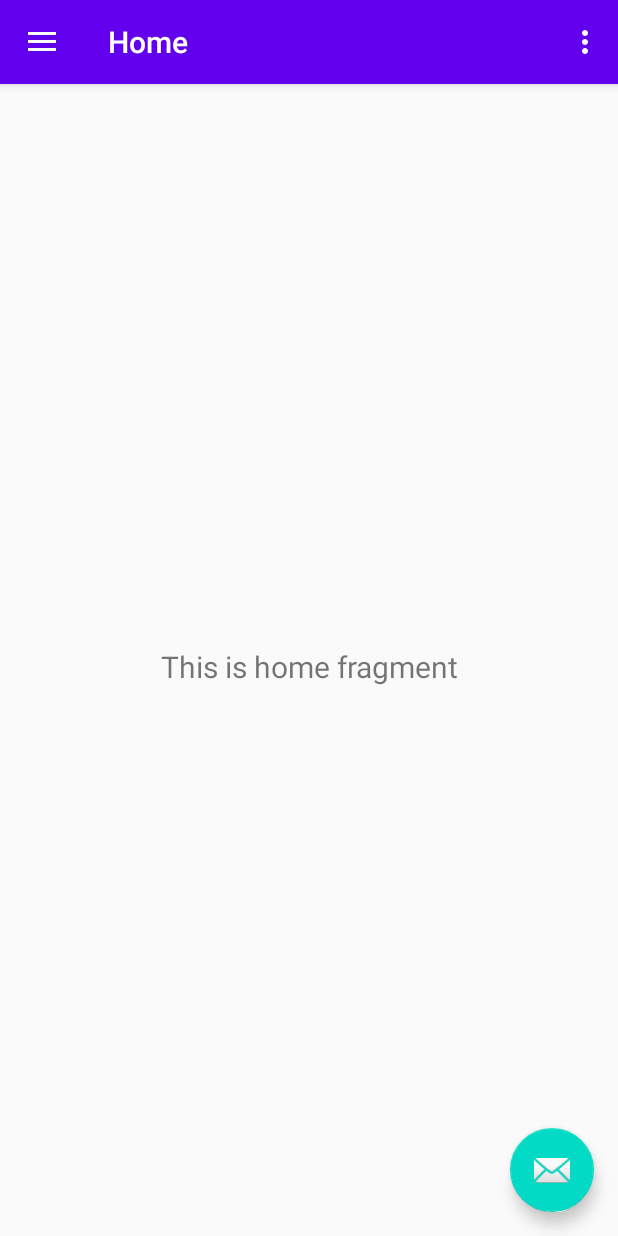
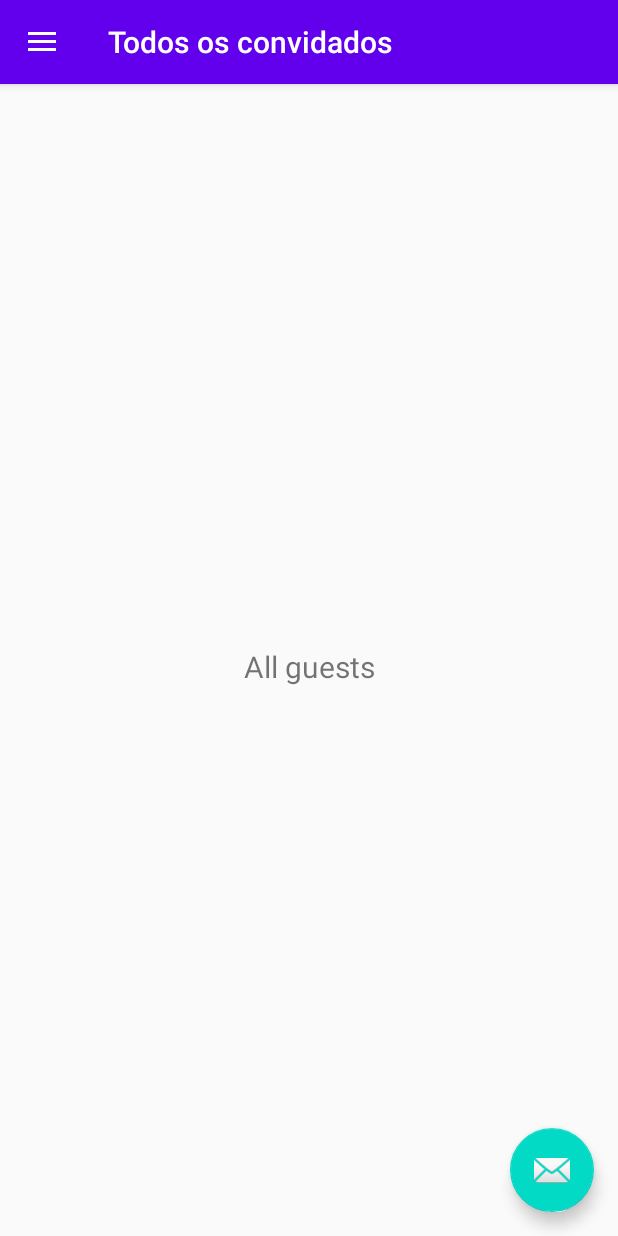
Before and after one commit to 4llex/Android_APP03, an Android app: the screen it shows after launch (MainActivity), on a phone screen of 412 x 824 dp. Run offline under Robolectric (Android 15) with nearby library versions, the phone set to English and light mode, and no system bars; our stand-ins replace navigation-ui.

Commit message:
alterações iniciais

```diff
--- a/app/src/main/AndroidManifest.xml
+++ b/app/src/main/AndroidManifest.xml
@@ -9,6 +9,7 @@
         android:roundIcon="@mipmap/ic_launcher_round"
         android:supportsRtl="true"
         android:theme="@style/AppTheme">
+        <activity android:name=".GuestFormActivity"></activity>
         <activity
             android:name=".MainActivity"
             android:label="@string/app_name"
--- a/app/src/main/java/com/alex/app03_convidados/MainActivity.java
+++ b/app/src/main/java/com/alex/app03_convidados/MainActivity.java
@@ -1,5 +1,6 @@
 package com.alex.app03_convidados;
 
+import android.content.Intent;
 import android.os.Bundle;
 import android.view.View;
 import android.view.Menu;
@@ -24,14 +25,16 @@ public class MainActivity extends AppCompatActivity {
     protected void onCreate(Bundle savedInstanceState) {
         super.onCreate(savedInstanceState);
         setContentView(R.layout.activity_main);
+
         Toolbar toolbar = findViewById(R.id.toolbar);
         setSupportActionBar(toolbar);
+
         FloatingActionButton fab = findViewById(R.id.fab);
+
         fab.setOnClickListener(new View.OnClickListener() {
             @Override
             public void onClick(View view) {
-                Snackbar.make(view, "Replace with your own action", Snackbar.LENGTH_LONG)
-                        .setAction("Action", null).show();
+                startActivity(new Intent(getApplicationContext(), GuestFormActivity.class));
             }
         });
         DrawerLayout drawer = findViewById(R.id.drawer_layout);
@@ -39,19 +42,12 @@ public class MainActivity extends AppCompatActivity {
         // Passing each menu ID as a set of Ids because each
         // menu should be considered as top level destinations.
         mAppBarConfiguration = new AppBarConfiguration.Builder(
-                R.id.nav_home, R.id.nav_gallery, R.id.nav_slideshow)
+                R.id.nav_all_guests, R.id.nav_present, R.id.nav_absent)
                 .setDrawerLayout(drawer)
                 .build();
         NavController navController = Navigation.findNavController(this, R.id.nav_host_fragment);
         NavigationUI.setupActionBarWithNavController(this, navController, mAppBarConfiguration);
         NavigationUI.setupWithNavController(navigationView, navController);
-    }
-
-    @Override
-    public boolean onCreateOptionsMenu(Menu menu) {
-        // Inflate the menu; this adds items to the action bar if it is present.
-        getMenuInflater().inflate(R.menu.main, menu);
-        return true;
     }
 
     @Override
--- a/app/src/main/java/com/alex/app03_convidados/ui/home/HomeFragment.java
+++ b/app/src/main/java/com/alex/app03_convidados/ui/absent/AbsentFragment.java
@@ -1,4 +1,4 @@
-package com.alex.app03_convidados.ui.home;
+package com.alex.app03_convidados.ui.absent;
 
 import android.os.Bundle;
 import android.view.LayoutInflater;
@@ -14,17 +14,17 @@ import androidx.lifecycle.ViewModelProviders;
 
 import com.alex.app03_convidados.R;
 
-public class HomeFragment extends Fragment {
+public class AbsentFragment extends Fragment {
 
-    private HomeViewModel homeViewModel;
+    private AbsentViewModel absentViewModel;
 
     public View onCreateView(@NonNull LayoutInflater inflater,
                              ViewGroup container, Bundle savedInstanceState) {
-        homeViewModel =
-                ViewModelProviders.of(this).get(HomeViewModel.class);
-        View root = inflater.inflate(R.layout.fragment_home, container, false);
-        final TextView textView = root.findViewById(R.id.text_home);
-        homeViewModel.getText().observe(getViewLifecycleOwner(), new Observer<String>() {
+        absentViewModel =
+                ViewModelProviders.of(this).get(AbsentViewModel.class);
+        View root = inflater.inflate(R.layout.fragment_slideshow, container, false);
+        final TextView textView = root.findViewById(R.id.text_slideshow);
+        absentViewModel.getText().observe(getViewLifecycleOwner(), new Observer<String>() {
             @Override
             public void onChanged(@Nullable String s) {
                 textView.setText(s);
--- /dev/null
+++ b/app/src/main/java/com/alex/app03_convidados/ui/all/AllGuestFragment.java
@@ -0,0 +1,33 @@
+package com.alex.app03_convidados.ui.all;
+
+import android.os.Bundle;
+import android.view.LayoutInflater;
+import android.view.View;
+import android.view.ViewGroup;
+import android.widget.TextView;
+
+import androidx.annotation.NonNull;
+import androidx.annotation.Nullable;
+import androidx.fragment.app.Fragment;
+import androidx.lifecycle.Observer;
+import androidx.lifecycle.ViewModelProviders;
+
+import com.alex.app03_convidados.R;
+
+public class AllGuestFragment extends Fragment {
+
+    private AllGuestsViewModel allGuestsViewModel;
+
+    public View onCreateView(@NonNull LayoutInflater inflater, ViewGroup container, Bundle savedInstanceState) {
+        allGuestsViewModel = ViewModelProviders.of(this).get(AllGuestsViewModel.class);
+        View root = inflater.inflate(R.layout.fragment_all_guests, container, false);
+        final TextView textView = root.findViewById(R.id.text_home);
+        allGuestsViewModel.getText().observe(getViewLifecycleOwner(), new Observer<String>() {
+            @Override
+            public void onChanged(@Nullable String s) {
+                textView.setText(s);
+            }
+        });
+        return root;
+    }
+}
--- a/app/src/main/java/com/alex/app03_convidados/ui/slideshow/SlideshowViewModel.java
+++ b/app/src/main/java/com/alex/app03_convidados/ui/all/AllGuestsViewModel.java
@@ -1,16 +1,16 @@
-package com.alex.app03_convidados.ui.slideshow;
+package com.alex.app03_convidados.ui.all;
 
 import androidx.lifecycle.LiveData;
 import androidx.lifecycle.MutableLiveData;
 import androidx.lifecycle.ViewModel;
 
-public class SlideshowViewModel extends ViewModel {
+public class AllGuestsViewModel extends ViewModel {
 
     private MutableLiveData<String> mText;
 
-    public SlideshowViewModel() {
+    public AllGuestsViewModel() {
         mText = new MutableLiveData<>();
-        mText.setValue("This is slideshow fragment");
+        mText.setValue("All guests");
     }
 
     public LiveData<String> getText() {
--- a/app/src/main/java/com/alex/app03_convidados/ui/home/HomeViewModel.java
+++ b/app/src/main/java/com/alex/app03_convidados/ui/present/PresentViewModel.java
@@ -1,16 +1,16 @@
-package com.alex.app03_convidados.ui.home;
+package com.alex.app03_convidados.ui.present;
 
 import androidx.lifecycle.LiveData;
 import androidx.lifecycle.MutableLiveData;
 import androidx.lifecycle.ViewModel;
 
-public class HomeViewModel extends ViewModel {
+public class PresentViewModel extends ViewModel {
 
     private MutableLiveData<String> mText;
 
-    public HomeViewModel() {
+    public PresentViewModel() {
         mText = new MutableLiveData<>();
-        mText.setValue("This is home fragment");
+        mText.setValue("Presentes");
     }
 
     public LiveData<String> getText() {
--- a/app/src/main/res/layout/activity_main.xml
+++ b/app/src/main/res/layout/activity_main.xml
@@ -8,6 +8,11 @@
     android:fitsSystemWindows="true"
     tools:openDrawer="start">
 
+    <include
+        layout="@layout/app_bar_main"
+        android:layout_width="match_parent"
+        android:layout_height="match_parent" />
+
     <com.google.android.material.navigation.NavigationView
         android:id="@+id/nav_view"
         android:layout_width="wrap_content"
@@ -17,8 +22,5 @@
         app:headerLayout="@layout/nav_header_main"
         app:menu="@menu/activity_main_drawer" />
 
-    <include
-        layout="@layout/app_bar_main"
-        android:layout_width="match_parent"
-        android:layout_height="match_parent" />
+
 </androidx.drawerlayout.widget.DrawerLayout>
--- a/app/src/main/res/layout/fragment_gallery.xml
+++ b/app/src/main/res/layout/fragment_all_guests.xml
@@ -4,10 +4,10 @@
     xmlns:tools="http://schemas.android.com/tools"
     android:layout_width="match_parent"
     android:layout_height="match_parent"
-    tools:context=".ui.gallery.GalleryFragment">
+    tools:context=".ui.all.AllGuestFragment">
 
     <TextView
-        android:id="@+id/text_gallery"
+        android:id="@+id/text_home"
         android:layout_width="match_parent"
         android:layout_height="wrap_content"
         android:layout_marginEnd="8dp"
--- a/app/src/main/res/layout/fragment_home.xml
+++ b/app/src/main/res/layout/fragment_present.xml
@@ -4,10 +4,10 @@
     xmlns:tools="http://schemas.android.com/tools"
     android:layout_width="match_parent"
     android:layout_height="match_parent"
-    tools:context=".ui.home.HomeFragment">
+    tools:context=".ui.present.PresentFragment">
 
     <TextView
-        android:id="@+id/text_home"
+        android:id="@+id/text_gallery"
         android:layout_width="match_parent"
         android:layout_height="wrap_content"
         android:layout_marginEnd="8dp"
--- a/app/src/main/res/layout/fragment_slideshow.xml
+++ b/app/src/main/res/layout/fragment_slideshow.xml
@@ -4,7 +4,7 @@
     xmlns:tools="http://schemas.android.com/tools"
     android:layout_width="match_parent"
     android:layout_height="match_parent"
-    tools:context=".ui.slideshow.SlideshowFragment">
+    tools:context=".ui.absent.AbsentFragment">
 
     <TextView
         android:id="@+id/text_slideshow"
--- a/app/src/main/res/menu/activity_main_drawer.xml
+++ b/app/src/main/res/menu/activity_main_drawer.xml
@@ -5,16 +5,16 @@
 
     <group android:checkableBehavior="single">
         <item
-            android:id="@+id/nav_home"
+            android:id="@+id/nav_all_guests"
             android:icon="@drawable/ic_menu_camera"
-            android:title="@string/menu_home" />
+            android:title="@string/menu_all_guests" />
         <item
-            android:id="@+id/nav_gallery"
+            android:id="@+id/nav_present"
             android:icon="@drawable/ic_menu_gallery"
-            android:title="@string/menu_gallery" />
+            android:title="@string/menu_present" />
         <item
-            android:id="@+id/nav_slideshow"
+            android:id="@+id/nav_absent"
             android:icon="@drawable/ic_menu_slideshow"
-            android:title="@string/menu_slideshow" />
+            android:title="@string/menu_absent" />
     </group>
 </menu>
--- a/app/src/main/res/navigation/mobile_navigation.xml
+++ b/app/src/main/res/navigation/mobile_navigation.xml
@@ -3,23 +3,23 @@
     xmlns:app="http://schemas.android.com/apk/res-auto"
     xmlns:tools="http://schemas.android.com/tools"
     android:id="@+id/mobile_navigation"
-    app:startDestination="@+id/nav_home">
+    app:startDestination="@+id/nav_all_guests">
 
     <fragment
-        android:id="@+id/nav_home"
-        android:name="com.alex.app03_convidados.ui.home.HomeFragment"
-        android:label="@string/menu_home"
-        tools:layout="@layout/fragment_home" />
+        android:id="@+id/nav_all_guests"
+        android:name="com.alex.app03_convidados.ui.all.AllGuestFragment"
+        android:label="@string/menu_all_guests"
+        tools:layout="@layout/fragment_all_guests" />
 
     <fragment
-        android:id="@+id/nav_gallery"
-        android:name="com.alex.app03_convidados.ui.gallery.GalleryFragment"
-        android:label="@string/menu_gallery"
-        tools:layout="@layout/fragment_gallery" />
+        android:id="@+id/nav_present"
+        android:name="com.alex.app03_convidados.ui.present.PresentFragment"
+        android:label="@string/menu_present"
+        tools:layout="@layout/fragment_present" />
 
     <fragment
-        android:id="@+id/nav_slideshow"
-        android:name="com.alex.app03_convidados.ui.slideshow.SlideshowFragment"
-        android:label="@string/menu_slideshow"
+        android:id="@+id/nav_absent"
+        android:name="com.alex.app03_convidados.ui.absent.AbsentFragment"
+        android:label="@string/menu_absent"
         tools:layout="@layout/fragment_slideshow" />
 </navigation>
--- a/app/src/main/res/values/strings.xml
+++ b/app/src/main/res/values/strings.xml
@@ -7,7 +7,7 @@
     <string name="nav_header_desc">Navigation header</string>
     <string name="action_settings">Settings</string>
 
-    <string name="menu_home">Home</string>
-    <string name="menu_gallery">Gallery</string>
-    <string name="menu_slideshow">Slideshow</string>
+    <string name="menu_all_guests">Todos os convidados</string>
+    <string name="menu_present">Presentes</string>
+    <string name="menu_absent">Ausentes</string>
 </resources>
```
Also changed, not shown: app/src/main/java/com/alex/app03_convidados/GuestFormActivity.java (added, +14 -0 lines), app/src/main/java/com/alex/app03_convidados/ui/absent/AbsentViewModel.java (renamed from app/src/main/java/com/alex/app03_convidados/ui/gallery/GalleryViewModel.java, +4 -4 lines), app/src/main/java/com/alex/app03_convidados/ui/present/PresentFragment.java (renamed from app/src/main/java/com/alex/app03_convidados/ui/gallery/GalleryFragment.java, +7 -7 lines), app/src/main/java/com/alex/app03_convidados/ui/slideshow/SlideshowFragment.java (deleted, +0 -35 lines), app/src/main/res/layout/activity_guest_form.xml (added, +9 -0 lines), 1 other file.
